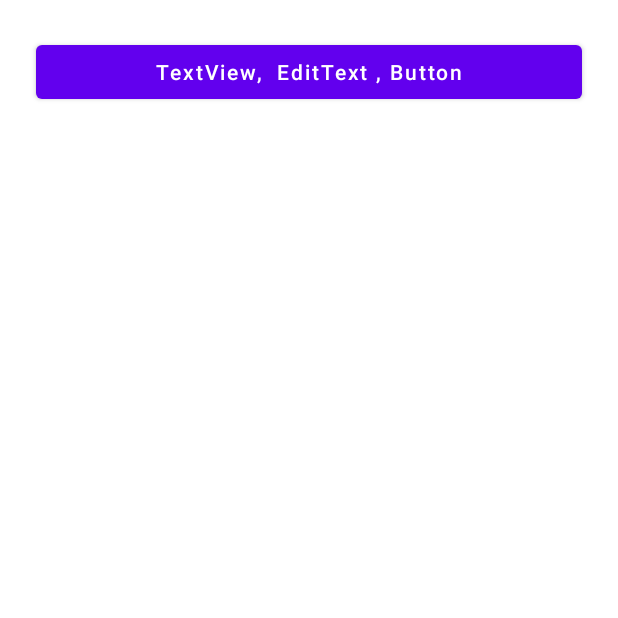
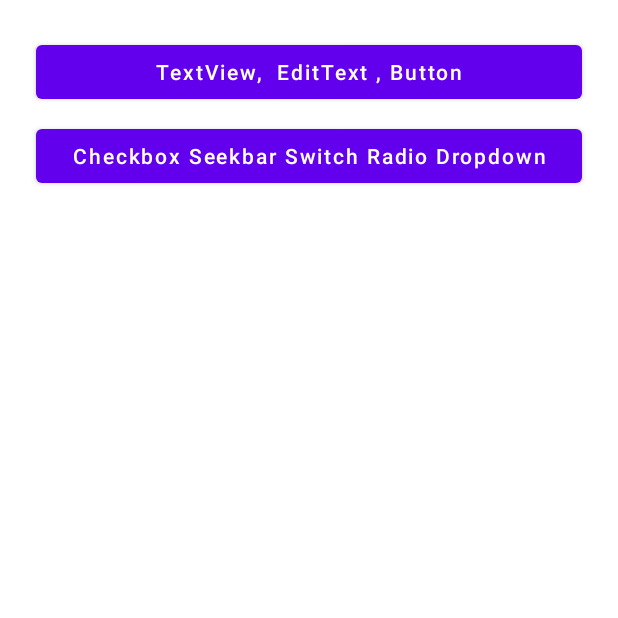
Before and after one commit to antorparvez/AndroidDelligramPractice, an Android app: the screen it shows after launch (MainActivity), on a phone screen of 412 x 824 dp, the top half of it. Run offline under Robolectric (Android 15) with nearby library versions, the phone set to English and light mode, and no system bars.

Commit message:
checkbox_seekbar_switch_radio

```diff
--- a/app/src/main/AndroidManifest.xml
+++ b/app/src/main/AndroidManifest.xml
@@ -9,7 +9,8 @@
         android:roundIcon="@mipmap/ic_launcher_round"
         android:supportsRtl="true"
         android:theme="@style/Theme.AndroidPracticeDelligram">
-        <activity android:name=".Activity_01_TextView_EditText_Button.Activity_01"></activity>
+        <activity android:name=".activity_02_checkbox_seekbar_switch_radio_dropdown.Activity_02"></activity>
+        <activity android:name=".Activity_01_TextView_EditText_Button.Activity_01" />
         <activity android:name=".MainActivity">
             <intent-filter>
                 <action android:name="android.intent.action.MAIN" />
--- a/app/src/main/java/com/example/androidpracticedelligram/Activity_01_TextView_EditText_Button/Activity_01.kt
+++ b/app/src/main/java/com/example/androidpracticedelligram/Activity_01_TextView_EditText_Button/Activity_01.kt
@@ -32,6 +32,7 @@ class Activity_01 : AppCompatActivity() {
         val viewAll = findViewById<TextView>(R.id.viewAll);
 
         val submit = findViewById<Button>(R.id.showTVBtn)
+
         if (submit != null && etPassword != null && etUsername != null) {
             submit.setOnClickListener {
                 val username = etUsername.text.toString()
--- a/app/src/main/java/com/example/androidpracticedelligram/MainActivity.kt
+++ b/app/src/main/java/com/example/androidpracticedelligram/MainActivity.kt
@@ -5,36 +5,37 @@ import androidx.appcompat.app.AppCompatActivity
 import android.os.Bundle
 import android.view.View
 import android.widget.Button
+import androidx.appcompat.widget.Toolbar
 import com.example.androidpracticedelligram.Activity_01_TextView_EditText_Button.Activity_01
+import com.example.androidpracticedelligram.activity_02_checkbox_seekbar_switch_radio_dropdown.Activity_02
 
 
 class MainActivity : AppCompatActivity() {
-
-    lateinit var button1 : Button;
 
     override fun onCreate(savedInstanceState: Bundle?) {
         super.onCreate(savedInstanceState)
         setContentView(R.layout.activity_main)
 
-        button1 = findViewById(R.id.btn1);
+
+       val button1=   findViewById<Button>(R.id.btn1)
+       val button2=   findViewById<Button>(R.id.btn2)
 
 
 
 
         button1.setOnClickListener {
-            openTargetedActivity(Activity_01::class.java)
+            val intent = Intent(this, Activity_01::class.java)
+            startActivity(intent)
+
+        }
+        button2.setOnClickListener {
+            val intent = Intent(this, Activity_02::class.java)
+            startActivity(intent)
         }
 
 
     }
 
-    private fun openTargetedActivity(TargetedActivity: Class<Activity_01>) {
-
-        val intent = Intent(this, TargetedActivity)
-        startActivity(intent)
-
-
-    }
 
 
 }
--- a/app/src/main/res/layout/activity_main.xml
+++ b/app/src/main/res/layout/activity_main.xml
@@ -25,6 +25,14 @@
                 android:layout_margin="4dp"
                 android:padding="2dp"
                 android:id="@+id/btn1"/>
+            <Button
+                android:layout_width="match_parent"
+                android:layout_height="wrap_content"
+                android:text="Checkbox Seekbar Switch Radio Dropdown"
+                android:textAllCaps="false"
+                android:layout_margin="4dp"
+                android:padding="2dp"
+                android:id="@+id/btn2"/>
 
 
 
```
